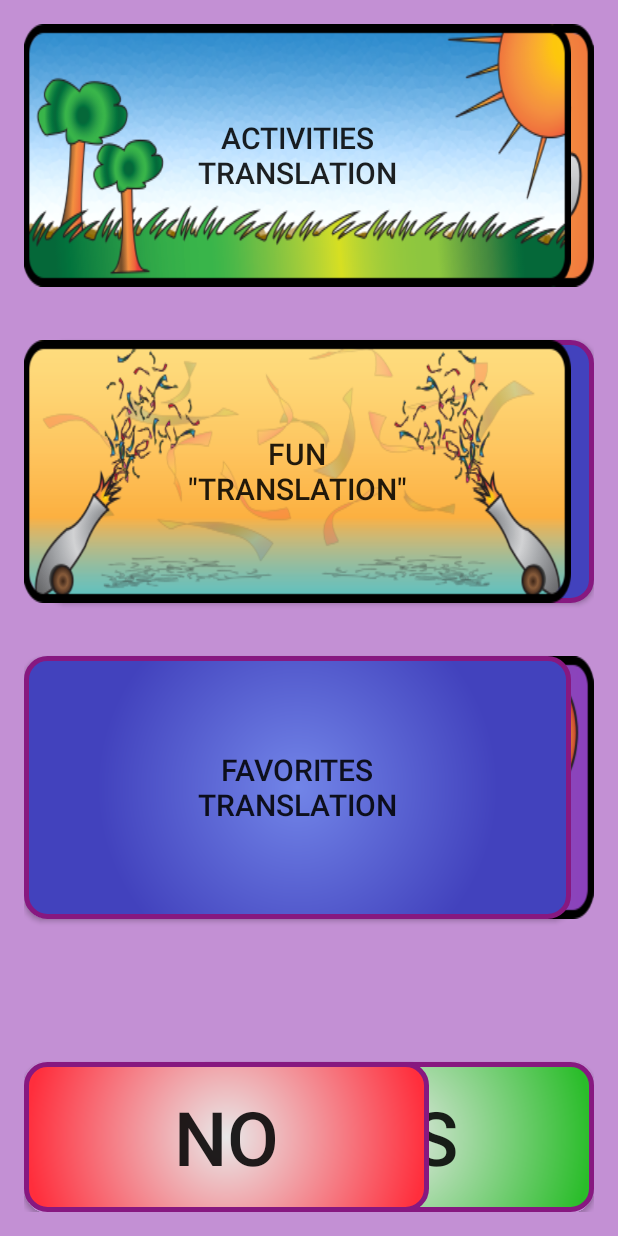
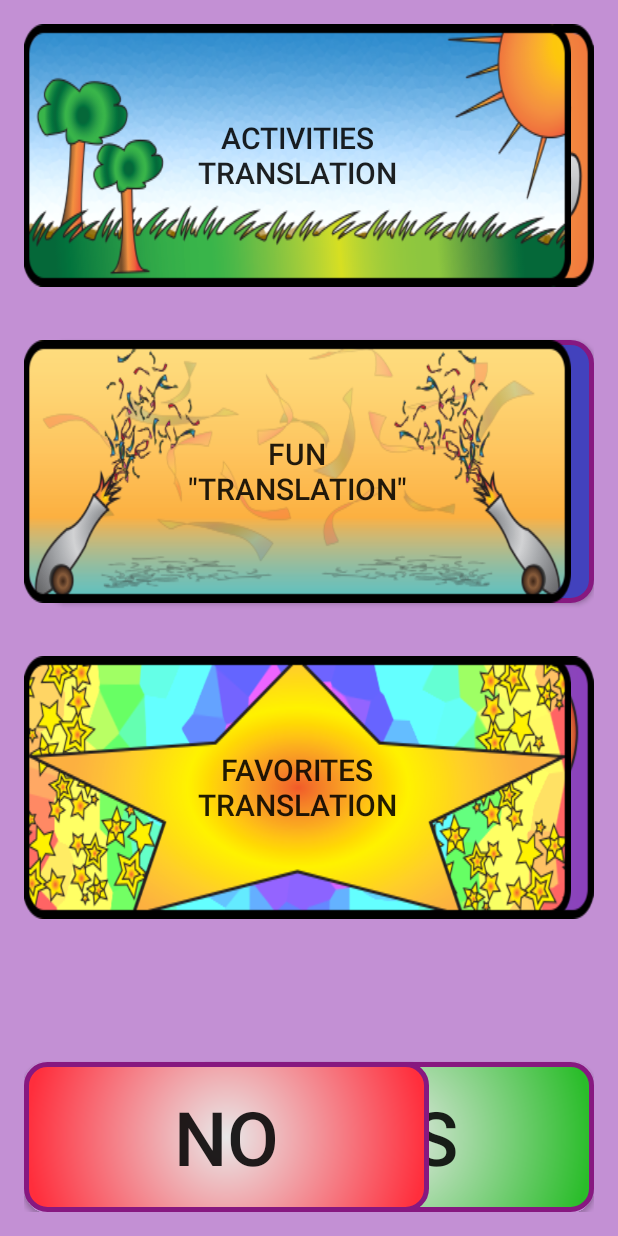
Before and after one commit to legacysti/Capstone2016, an Android app: the layout activity_main.xml on its own in the app's theme, with its tools: preview values and no code run, on a phone screen of 412 x 824 dp. Run offline under Robolectric (Android 15) with nearby library versions, the phone set to English and light mode, and no system bars.

Commit message:
added skin to favorites category button

```diff
--- a/app/src/main/res/layout/activity_main.xml
+++ b/app/src/main/res/layout/activity_main.xml
@@ -115,7 +115,7 @@
         android:width="550dp"
         android:enabled="true"
         android:clickable="true"
-        android:background="@drawable/button_layout_general_button"
+        android:background="@drawable/button_favorites_category"
         android:textSize="20sp"
         android:longClickable="false"
         android:elegantTextHeight="false"
```
Also changed, not shown: app/src/main/res/drawable/button_favorites_category.png (added).
